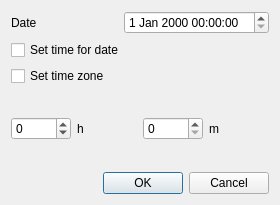
DarkHobbit/doublecontact, file app/datedetailsdialog.ui: the form before one commit.
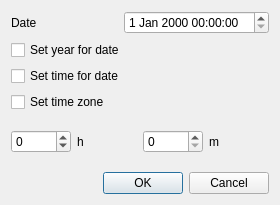
The form after the commit.

Commit message: Birthdays and anniversaries without year are now supported

The edit to the form file:
```diff
--- a/app/datedetailsdialog.ui
+++ b/app/datedetailsdialog.ui
@@ -28,6 +28,13 @@
      </item>
     </layout>
    </item>
+   <item>
+    <widget class="QCheckBox" name="cbHasYear">
+     <property name="text">
+      <string>Set year for date</string>
+     </property>
+    </widget>
+   </item>
    <item>
     <widget class="QCheckBox" name="cbHasTime">
      <property name="text">
```
The commit also changes 20 other files.
